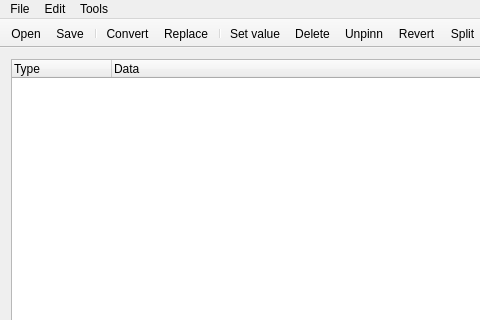
The window that mainwindow.ui (Kuszki/K-Converter) describes before a commit, drawn with Qt 5; both pictures show x 0 to 480 and y 0 to 320 of the 800 by 600 pixel window.
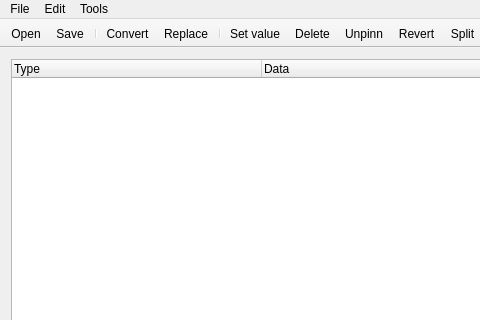
The same window after the commit. Icons and pictures are not drawn.

Diff of the .ui file:
```diff
--- a/mainwindow.ui
+++ b/mainwindow.ui
@@ -21,6 +21,12 @@
    <layout class="QGridLayout" name="gridLayout">
     <item row="0" column="0">
      <widget class="QTreeWidget" name="Tree">
+      <attribute name="headerDefaultSectionSize">
+       <number>250</number>
+      </attribute>
+      <attribute name="headerMinimumSectionSize">
+       <number>250</number>
+      </attribute>
       <column>
        <property name="text">
         <string>Type</string>
```
Left out of the diff: 3 changed lines with no effect on the pictures.
